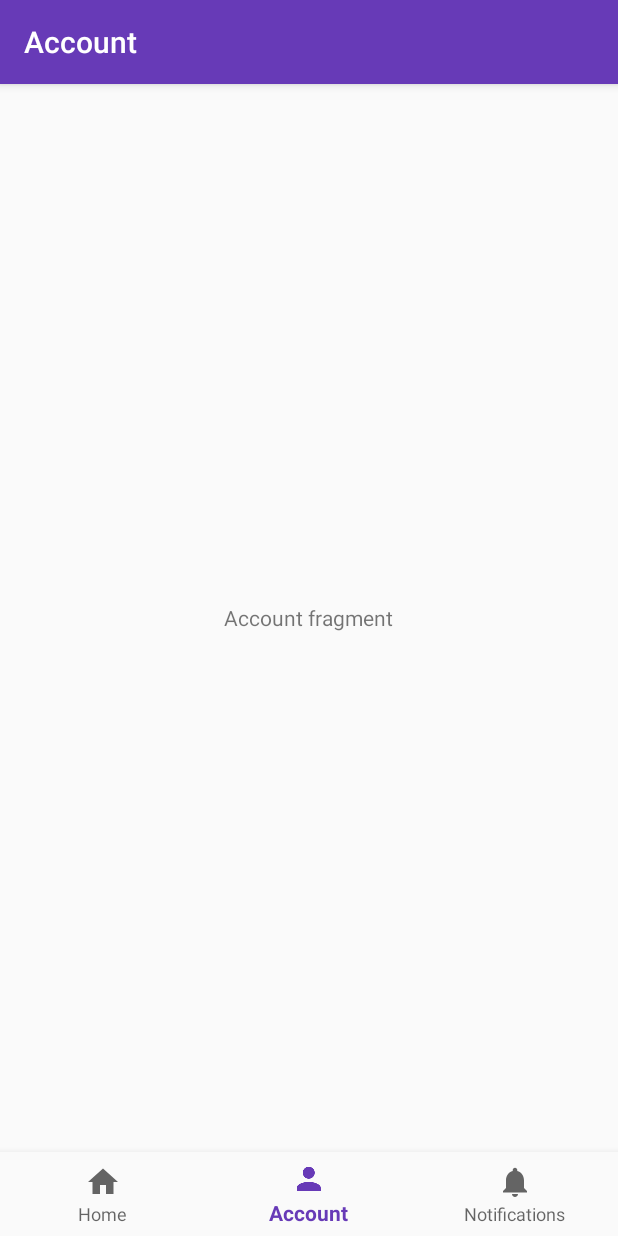
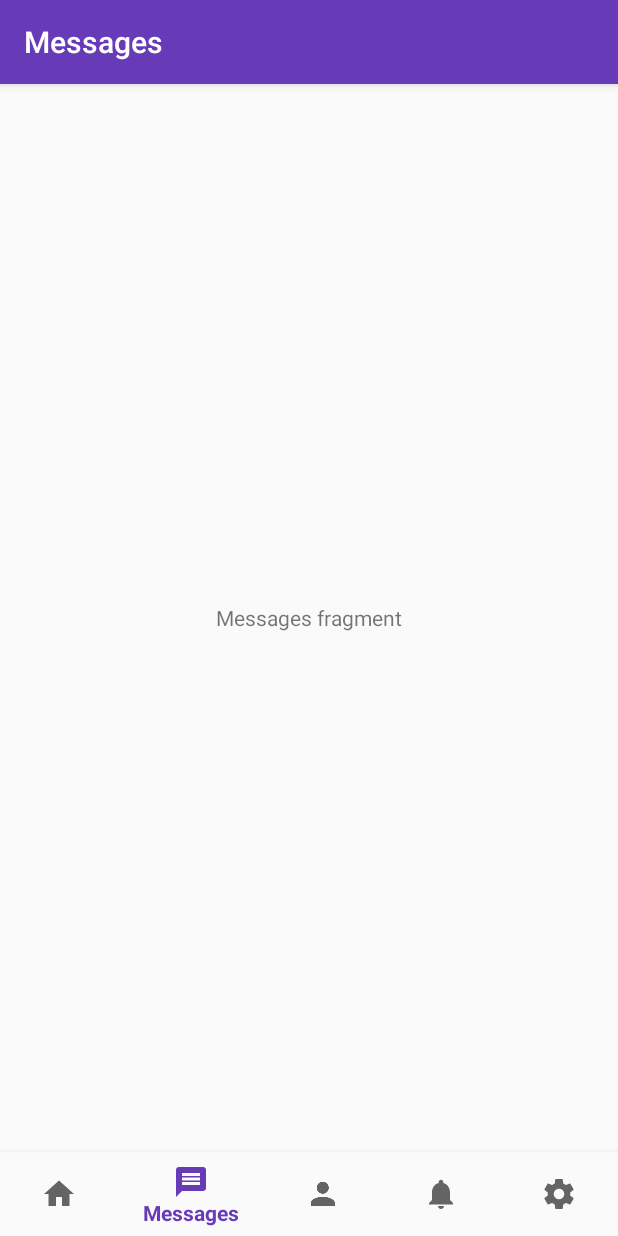
Before and after one commit to Pancor/Stagap, an Android app: the screen it shows after launch (MainActivity), item 2 of the bottom bar chosen, on a phone screen of 412 x 824 dp. Run offline under Robolectric (Android 15) with nearby library versions, the phone set to English and light mode, and no system bars.

Commit message:
Added Messages and Settings

```diff
--- a/app/build.gradle
+++ b/app/build.gradle
@@ -33,4 +33,6 @@ dependencies {
 }
 
 
+
+
 apply plugin: 'com.google.gms.google-services'
--- a/app/src/main/java/com/stagap/stagap/MainActivity.java
+++ b/app/src/main/java/com/stagap/stagap/MainActivity.java
@@ -16,8 +16,10 @@ public class MainActivity extends AppCompatActivity {
     private FrameLayout mMainFrame;
 
     private HomeFragment homeFragment;
+    private MessagesFragment messagesFragment;
     private NotificationsFragment notificationsFragment;
     private AccountFragment accountFragment;
+    private SettingsFragment settingsFragment;
 
     @Override
     protected void onCreate(Bundle savedInstanceState) {
@@ -25,8 +27,10 @@ public class MainActivity extends AppCompatActivity {
         setContentView(R.layout.activity_main);
 
         homeFragment = new HomeFragment();
+        messagesFragment = new MessagesFragment();
         notificationsFragment = new NotificationsFragment();
         accountFragment = new AccountFragment();
+        settingsFragment = new SettingsFragment();
 
         setFragment(homeFragment);
         setTitle("Home");
@@ -41,6 +45,10 @@ public class MainActivity extends AppCompatActivity {
                         setFragment(homeFragment);
                         setTitle("Home");
                         return true;
+                    case(R.id.navigation_messages):
+                        setFragment(messagesFragment);
+                        setTitle("Messages");
+                        return true;
                     case(R.id.navigation_person):
                         setFragment(accountFragment);
                         setTitle("Account");
@@ -48,6 +56,10 @@ public class MainActivity extends AppCompatActivity {
                     case(R.id.navigation_notifications):
                         setFragment(notificationsFragment);
                         setTitle("Notifications");
+                        return true;
+                    case(R.id.navigation_settings):
+                        setFragment(settingsFragment);
+                        setTitle("Settings");
                         return true;
                     default:
                         return false;
--- /dev/null
+++ b/app/src/main/java/com/stagap/stagap/MessagesFragment.java
@@ -0,0 +1,21 @@
+package com.stagap.stagap;
+
+
+import android.os.Bundle;
+import android.support.v4.app.Fragment;
+import android.view.LayoutInflater;
+import android.view.View;
+import android.view.ViewGroup;
+
+
+public class MessagesFragment extends Fragment {
+
+
+    @Override
+    public View onCreateView(LayoutInflater inflater, ViewGroup container,
+                             Bundle savedInstanceState) {
+        // Inflate the layout for this fragment
+        return inflater.inflate(R.layout.fragment_messages, container, false);
+    }
+
+}
--- /dev/null
+++ b/app/src/main/java/com/stagap/stagap/SettingsFragment.java
@@ -0,0 +1,21 @@
+package com.stagap.stagap;
+
+
+import android.os.Bundle;
+import android.support.v4.app.Fragment;
+import android.view.LayoutInflater;
+import android.view.View;
+import android.view.ViewGroup;
+
+
+public class SettingsFragment extends Fragment {
+
+
+    @Override
+    public View onCreateView(LayoutInflater inflater, ViewGroup container,
+                             Bundle savedInstanceState) {
+        // Inflate the layout for this fragment
+        return inflater.inflate(R.layout.fragment_settings, container, false);
+    }
+
+}
--- /dev/null
+++ b/app/src/main/res/layout/fragment_messages.xml
@@ -0,0 +1,21 @@
+<FrameLayout xmlns:android="http://schemas.android.com/apk/res/android"
+    xmlns:tools="http://schemas.android.com/tools"
+    android:layout_width="match_parent"
+    android:layout_height="match_parent"
+    tools:context="com.stagap.stagap.MessagesFragment">
+
+    <!-- TODO: Update blank fragment layout -->
+
+    <RelativeLayout
+        android:layout_width="match_parent"
+        android:layout_height="match_parent">
+
+        <TextView
+            android:id="@+id/textView"
+            android:layout_width="wrap_content"
+            android:layout_height="wrap_content"
+            android:layout_centerHorizontal="true"
+            android:layout_centerVertical="true"
+            android:text="Messages fragment" />
+    </RelativeLayout>
+</FrameLayout>
--- a/app/src/main/res/menu/navigation.xml
+++ b/app/src/main/res/menu/navigation.xml
@@ -5,6 +5,11 @@
         android:id="@+id/navigation_home"
         android:icon="@drawable/ic_home_black_24dp"
         android:title="@string/title_home" />
+
+    <item
+        android:id="@+id/navigation_messages"
+        android:icon="@drawable/ic_message_black_24dp"
+        android:title="@string/messages"/>
 
     <item
         android:id="@+id/navigation_person"
@@ -16,4 +21,10 @@
         android:icon="@drawable/ic_notifications_black_24dp"
         android:title="@string/title_notifications" />
 
+
+    <item
+        android:id="@+id/navigation_settings"
+        android:icon="@drawable/ic_settings_black_24dp"
+        android:title="@string/settings"/>
+
 </menu>
--- a/app/src/main/res/values/strings.xml
+++ b/app/src/main/res/values/strings.xml
@@ -7,4 +7,6 @@
 
     <!-- TODO: Remove or change this placeholder text -->
     <string name="hello_blank_fragment">Hello blank fragment</string>
+    <string name="messages">Messages</string>
+    <string name="settings">Settings</string>
 </resources>
```
Also changed, not shown: app/src/main/res/layout/fragment_settings.xml (added, +22 -0 lines), app/src/main/res/drawable-hdpi/ic_message_black_24dp.png (added), app/src/main/res/drawable-hdpi/ic_settings_black_24dp.png (added), app/src/main/res/drawable-mdpi/ic_message_black_24dp.png (added), app/src/main/res/drawable-mdpi/ic_settings_black_24dp.png (added), app/src/main/res/drawable-xhdpi/ic_message_black_24dp.png (added), app/src/main/res/drawable-xhdpi/ic_settings_black_24dp.png (added), app/src/main/res/drawable-xxhdpi/ic_message_black_24dp.png (added), app/src/main/res/drawable-xxhdpi/ic_settings_black_24dp.png (added), app/src/main/res/drawable-xxxhdpi/ic_message_black_24dp.png (added), app/src/main/res/drawable-xxxhdpi/ic_settings_black_24dp.png (added).
